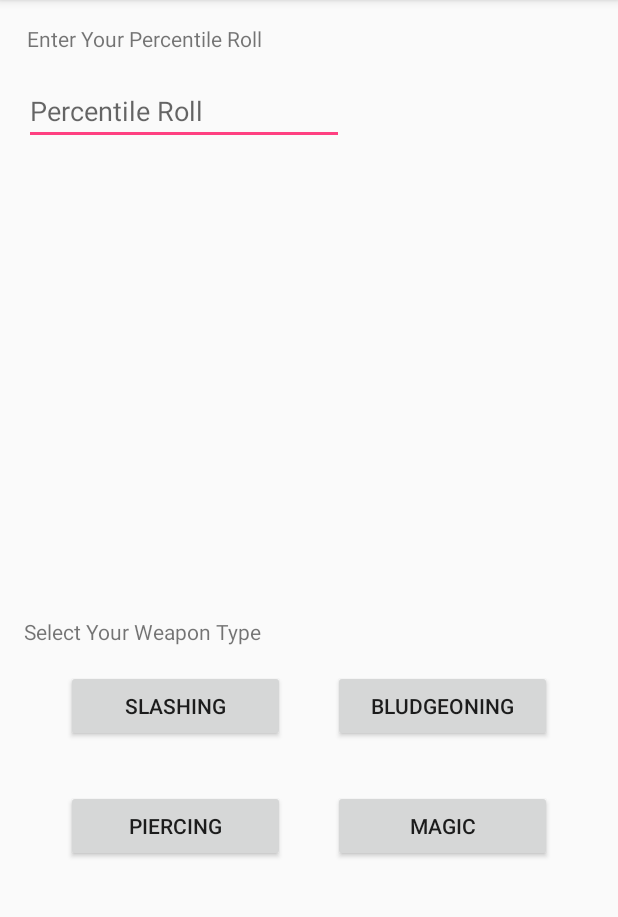
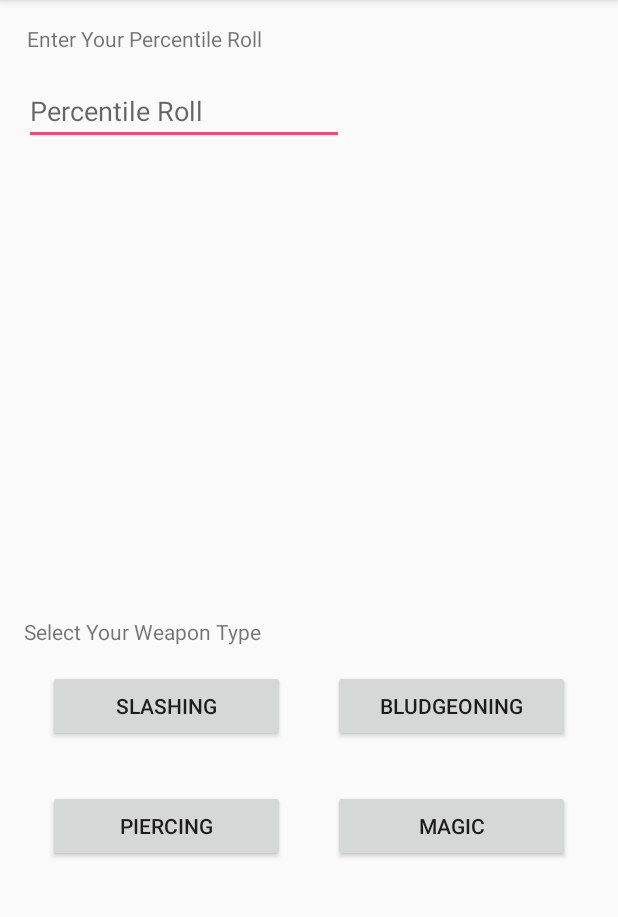
Before and after one commit to skeletor261/PocketDM, an Android app: the CriticalHitTablesActivity screen opened directly, with no data from a screen before it, on a phone screen of 412 x 824 dp, the part 84-1001 px from its top. Run offline under Robolectric (Android 15) with nearby library versions, the phone set to English and light mode, and no system bars.

Commit message:
Added Landscape Variations for Existing .xml Files
Also includes previously added app banner in promo materials

```diff
--- /dev/null
+++ b/PocketDM/app/src/main/res/layout-land/critical_hit_tables.xml
@@ -0,0 +1,111 @@
+<?xml version="1.0" encoding="utf-8"?>
+<android.support.constraint.ConstraintLayout xmlns:android="http://schemas.android.com/apk/res/android"
+    xmlns:app="http://schemas.android.com/apk/res-auto"
+    xmlns:tools="http://schemas.android.com/tools"
+    android:layout_width="match_parent"
+    android:layout_height="match_parent"
+    tools:context="com.skeletor.pocketdm.CriticalHitTablesAcitivity">
+
+    <TextView
+        android:id="@+id/infoText"
+        android:layout_width="wrap_content"
+        android:layout_height="wrap_content"
+        android:layout_marginBottom="8dp"
+        android:layout_marginLeft="124dp"
+        android:layout_marginTop="16dp"
+        android:text="Enter Your Percentile Roll"
+        app:layout_constraintBottom_toTopOf="@+id/slashingButton"
+        app:layout_constraintLeft_toLeftOf="parent"
+        app:layout_constraintTop_toTopOf="parent"
+        app:layout_constraintVertical_bias="0.0"
+        tools:layout_constraintLeft_creator="1"
+        tools:layout_constraintRight_creator="1"
+        tools:layout_constraintTop_creator="1" />
+
+    <EditText
+        android:id="@+id/rollInput"
+        android:layout_width="wrap_content"
+        android:layout_height="wrap_content"
+        android:layout_marginBottom="72dp"
+        android:layout_marginStart="96dp"
+        android:ems="10"
+        android:hint="Percentile Roll"
+        android:inputType="textPersonName"
+        app:layout_constraintBottom_toTopOf="@+id/bludgeoningButton"
+        app:layout_constraintStart_toEndOf="@+id/infoText" />
+
+    <TextView
+        android:id="@+id/infoText2"
+        android:layout_width="wrap_content"
+        android:layout_height="wrap_content"
+        android:layout_marginBottom="16dp"
+        android:layout_marginStart="260dp"
+        android:text="Select Your Weapon Type"
+        app:layout_constraintBottom_toTopOf="@+id/slashingButton"
+        app:layout_constraintStart_toStartOf="parent" />
+
+    <Button
+        android:id="@+id/slashingButton"
+        android:layout_width="0dp"
+        android:layout_height="wrap_content"
+        android:layout_marginBottom="36dp"
+        android:layout_marginEnd="16dp"
+        android:layout_marginStart="44dp"
+        android:onClick="onButtonClick"
+        android:text="Slashing"
+        app:layout_constraintBottom_toTopOf="@+id/piercingButton"
+        app:layout_constraintEnd_toStartOf="@+id/bludgeoningButton"
+        app:layout_constraintHorizontal_bias="0.5"
+        app:layout_constraintStart_toStartOf="parent" />
+
+    <Button
+        android:id="@+id/bludgeoningButton"
+        android:layout_width="0dp"
+        android:layout_height="wrap_content"
+        android:layout_marginBottom="36dp"
+        android:layout_marginEnd="44dp"
+        android:layout_marginStart="16dp"
+        android:onClick="onButtonClick"
+        android:text="Bludgeoning"
+        app:layout_constraintBottom_toTopOf="@+id/magicButton"
+        app:layout_constraintEnd_toEndOf="parent"
+        app:layout_constraintHorizontal_bias="0.5"
+        app:layout_constraintStart_toEndOf="@+id/slashingButton" />
+
+    <Button
+        android:id="@+id/piercingButton"
+        android:layout_width="0dp"
+        android:layout_height="wrap_content"
+        android:layout_marginEnd="16dp"
+        android:layout_marginStart="44dp"
+        android:onClick="onButtonClick"
+        android:text="Piercing"
+        app:layout_constraintBaseline_toBaselineOf="@+id/magicButton"
+        app:layout_constraintEnd_toStartOf="@+id/magicButton"
+        app:layout_constraintHorizontal_bias="0.5"
+        app:layout_constraintStart_toStartOf="parent" />
+
+    <Button
+        android:id="@+id/magicButton"
+        android:layout_width="0dp"
+        android:layout_height="wrap_content"
+        android:layout_marginBottom="88dp"
+        android:layout_marginEnd="44dp"
+        android:layout_marginStart="16dp"
+        android:onClick="onButtonClick"
+        android:text="Magic"
+        app:layout_constraintBottom_toBottomOf="parent"
+        app:layout_constraintEnd_toEndOf="parent"
+        app:layout_constraintHorizontal_bias="0.5"
+        app:layout_constraintStart_toEndOf="@+id/piercingButton" />
+
+    <TextView
+        android:id="@+id/resultText"
+        android:layout_width="wrap_content"
+        android:layout_height="wrap_content"
+        android:layout_marginTop="16dp"
+        app:layout_constraintEnd_toEndOf="parent"
+        app:layout_constraintHorizontal_bias="0.499"
+        app:layout_constraintStart_toStartOf="parent"
+        app:layout_constraintTop_toBottomOf="@+id/piercingButton" />
+</android.support.constraint.ConstraintLayout>
--- a/PocketDM/app/src/main/res/layout/critical_hit_tables.xml
+++ b/PocketDM/app/src/main/res/layout/critical_hit_tables.xml
@@ -48,7 +48,7 @@
         android:layout_height="wrap_content"
         android:layout_marginBottom="32dp"
         android:layout_marginEnd="16dp"
-        android:layout_marginStart="44dp"
+        android:layout_marginStart="32dp"
         android:onClick="onButtonClick"
         android:text="Slashing"
         app:layout_constraintBottom_toTopOf="@+id/piercingButton"
@@ -61,7 +61,7 @@
         android:layout_width="0dp"
         android:layout_height="wrap_content"
         android:layout_marginBottom="32dp"
-        android:layout_marginEnd="44dp"
+        android:layout_marginEnd="32dp"
         android:layout_marginStart="16dp"
         android:onClick="onButtonClick"
         android:text="Bludgeoning"
@@ -75,7 +75,7 @@
         android:layout_width="0dp"
         android:layout_height="wrap_content"
         android:layout_marginEnd="16dp"
-        android:layout_marginStart="44dp"
+        android:layout_marginStart="32dp"
         android:onClick="onButtonClick"
         android:text="Piercing"
         app:layout_constraintBaseline_toBaselineOf="@+id/magicButton"
@@ -88,7 +88,7 @@
         android:layout_width="0dp"
         android:layout_height="wrap_content"
         android:layout_marginBottom="193dp"
-        android:layout_marginEnd="44dp"
+        android:layout_marginEnd="32dp"
         android:layout_marginStart="16dp"
         android:onClick="onButtonClick"
         android:text="Magic"
```
Also changed, not shown: PocketDM/app/src/main/res/layout-land/fumble_tables.xml (added, +58 -0 lines), 1 other file.
